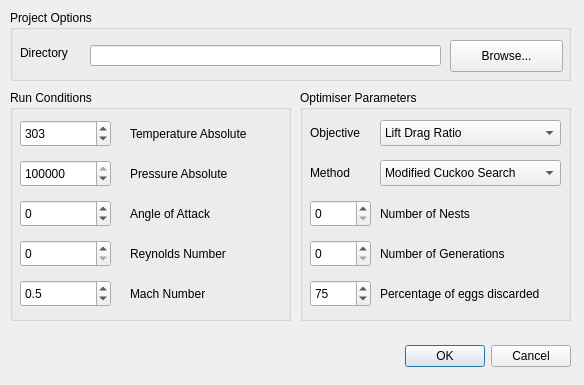
Old version of the form AerOpt/Gui/Gui/Dialogs/ConfigSimulationDialog.ui in the repository DrBenEvans/AerOptGUI.
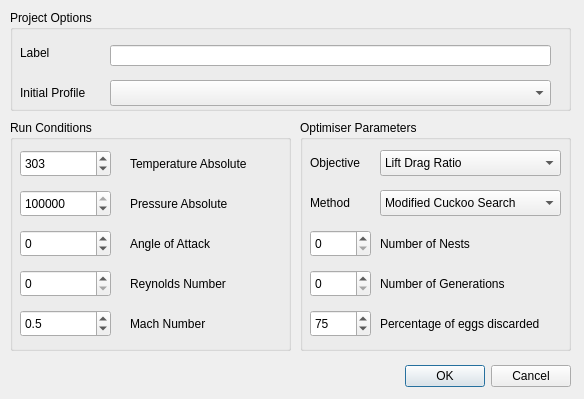
New version of the form. Custom widgets are drawn as their Qt base class.

Patch:
```diff
--- a/AerOpt/Gui/Gui/Dialogs/ConfigSimulationDialog.ui
+++ b/AerOpt/Gui/Gui/Dialogs/ConfigSimulationDialog.ui
@@ -7,7 +7,7 @@
     <x>0</x>
     <y>0</y>
     <width>584</width>
-    <height>385</height>
+    <height>399</height>
    </rect>
   </property>
   <property name="windowTitle">
@@ -17,7 +17,7 @@
    <property name="geometry">
     <rect>
      <x>230</x>
-     <y>340</y>
+     <y>360</y>
      <width>341</width>
      <height>32</height>
     </rect>
@@ -33,7 +33,7 @@
    <property name="geometry">
     <rect>
      <x>10</x>
-     <y>90</y>
+     <y>120</y>
      <width>281</width>
      <height>231</height>
     </rect>
@@ -41,7 +41,7 @@
    <property name="title">
     <string>Run Conditions</string>
    </property>
-   <widget class="QLabel" name="label">
+   <widget class="QLabel" name="label_7">
     <property name="geometry">
      <rect>
       <x>120</x>
@@ -205,7 +205,7 @@
    <property name="geometry">
     <rect>
      <x>300</x>
-     <y>90</y>
+     <y>120</y>
      <width>271</width>
      <height>231</height>
     </rect>
@@ -381,35 +381,22 @@
      <x>10</x>
      <y>10</y>
      <width>561</width>
-     <height>71</height>
+     <height>101</height>
     </rect>
    </property>
    <property name="title">
     <string>Project Options</string>
    </property>
-   <widget class="QLineEdit" name="lineEdit">
+   <widget class="QLineEdit" name="label">
     <property name="geometry">
      <rect>
-      <x>80</x>
+      <x>100</x>
       <y>35</y>
-      <width>351</width>
+      <width>441</width>
       <height>21</height>
      </rect>
     </property>
    </widget>
-   <widget class="QPushButton" name="pushButton">
-    <property name="geometry">
-     <rect>
-      <x>440</x>
-      <y>30</y>
-      <width>113</width>
-      <height>32</height>
-     </rect>
-    </property>
-    <property name="text">
-     <string>Browse...</string>
-    </property>
-   </widget>
    <widget class="QLabel" name="label_14">
     <property name="geometry">
      <rect>
@@ -420,11 +407,41 @@
      </rect>
     </property>
     <property name="text">
-     <string>Directory</string>
+     <string>Label</string>
+    </property>
+   </widget>
+   <widget class="QLabel" name="label_15">
+    <property name="geometry">
+     <rect>
+      <x>10</x>
+      <y>75</y>
+      <width>81</width>
+      <height>16</height>
+     </rect>
+    </property>
+    <property name="text">
+     <string>Initial Profile</string>
+    </property>
+   </widget>
+   <widget class="ProfileLibrarySelector" name="profile">
+    <property name="geometry">
+     <rect>
+      <x>100</x>
+      <y>70</y>
+      <width>441</width>
+      <height>26</height>
+     </rect>
     </property>
    </widget>
   </widget>
  </widget>
+ <customwidgets>
+  <customwidget>
+   <class>ProfileLibrarySelector</class>
+   <extends>QComboBox</extends>
+   <header>ProfileLibrarySelector.h</header>
+  </customwidget>
+ </customwidgets>
  <resources/>
  <connections>
   <connection>
```
Left out of the diff: 21 changed lines with no effect on the pictures.
